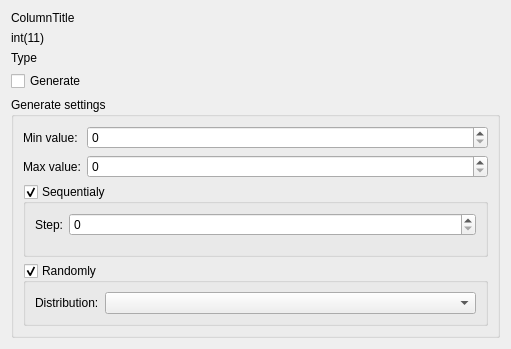
First picture: the form in ui/IntegerSettingsWidget.ui, repository KarKarbI4/test_db_generator, before the edit.
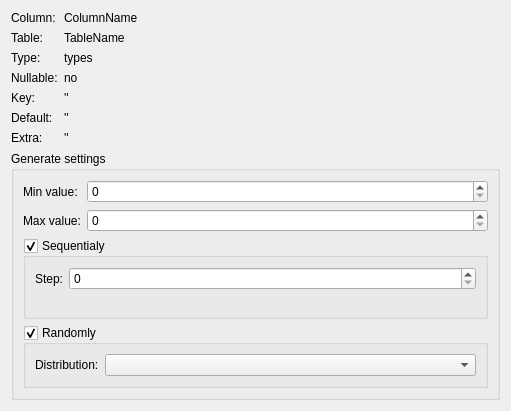
Second picture: the form after the edit.

Commit message: Added Integed Settings Widget, Model and Controller

The edit to the form file:
```diff
--- a/ui/IntegerSettingsWidget.ui
+++ b/ui/IntegerSettingsWidget.ui
@@ -7,7 +7,7 @@
     <x>0</x>
     <y>0</y>
     <width>511</width>
-    <height>349</height>
+    <height>411</height>
    </rect>
   </property>
   <property name="windowTitle">
@@ -15,41 +15,109 @@
   </property>
   <layout class="QVBoxLayout" name="verticalLayout">
    <item>
-    <widget class="QLabel" name="label">
-     <property name="sizePolicy">
-      <sizepolicy hsizetype="Expanding" vsizetype="Preferred">
-       <horstretch>0</horstretch>
-       <verstretch>0</verstretch>
-      </sizepolicy>
-     </property>
-     <property name="text">
-      <string>ColumnTitle</string>
-     </property>
-    </widget>
+    <layout class="QFormLayout" name="infoLayout">
+     <item row="0" column="0">
+      <widget class="QLabel" name="columnNameLabel">
+       <property name="text">
+        <string>Column:</string>
+       </property>
+      </widget>
+     </item>
+     <item row="0" column="1">
+      <widget class="QLabel" name="columnNameValueLabel">
+       <property name="text">
+        <string>ColumnName</string>
+       </property>
+      </widget>
+     </item>
+     <item row="2" column="0">
+      <widget class="QLabel" name="typeLabel">
+       <property name="text">
+        <string>Type:</string>
+       </property>
+      </widget>
+     </item>
+     <item row="2" column="1">
+      <widget class="QLabel" name="typeValueLabel">
+       <property name="text">
+        <string>types</string>
+       </property>
+      </widget>
+     </item>
+     <item row="3" column="1">
+      <widget class="QLabel" name="nullValueLabel">
+       <property name="text">
+        <string>no</string>
+       </property>
+      </widget>
+     </item>
+     <item row="3" column="0">
+      <widget class="QLabel" name="nullLabel">
+       <property name="text">
+        <string>Nullable:</string>
+       </property>
+      </widget>
+     </item>
+     <item row="5" column="0">
+      <widget class="QLabel" name="defaultLabel">
+       <property name="text">
+        <string>Default:</string>
+       </property>
+      </widget>
+     </item>
+     <item row="6" column="0">
+      <widget class="QLabel" name="extraLabel">
+       <property name="text">
+        <string>Extra:</string>
+       </property>
+      </widget>
+     </item>
+     <item row="5" column="1">
+      <widget class="QLabel" name="defaultValueLabel">
+       <property name="text">
+        <string>''</string>
+       </property>
+      </widget>
+     </item>
+     <item row="6" column="1">
+      <widget class="QLabel" name="extraValueLabel">
+       <property name="text">
+        <string>''</string>
+       </property>
+      </widget>
+     </item>
+     <item row="4" column="0">
+      <widget class="QLabel" name="keyLabel">
+       <property name="text">
+        <string>Key:</string>
+       </property>
+      </widget>
+     </item>
+     <item row="4" column="1">
+      <widget class="QLabel" name="keyValueLabel">
+       <property name="text">
+        <string>''</string>
+       </property>
+      </widget>
+     </item>
+     <item row="1" column="0">
+      <widget class="QLabel" name="tableLabel">
+       <property name="text">
+        <string>Table:</string>
+       </property>
+      </widget>
+     </item>
+     <item row="1" column="1">
+      <widget class="QLabel" name="tableValueLabel">
+       <property name="text">
+        <string>TableName</string>
+       </property>
+      </widget>
+     </item>
+    </layout>
    </item>
    <item>
-    <widget class="QLabel" name="label_3">
-     <property name="text">
-      <string>int(11)</string>
-     </property>
-    </widget>
-   </item>
-   <item>
-    <widget class="QLabel" name="label_2">
-     <property name="text">
-      <string>Type</string>
-     </property>
-    </widget>
-   </item>
-   <item>
-    <widget class="QCheckBox" name="checkBox">
-     <property name="text">
-      <string>Generate</string>
-     </property>
-    </widget>
-   </item>
-   <item>
-    <widget class="QGroupBox" name="groupBox">
+    <widget class="QGroupBox" name="settingsGroup">
      <property name="title">
       <string>Generate settings</string>
      </property>
@@ -59,7 +127,7 @@
      <property name="checkable">
       <bool>false</bool>
      </property>
-     <layout class="QFormLayout" name="formLayout">
+     <layout class="QFormLayout" name="settingsGroupLayout">
       <item row="0" column="0">
        <widget class="QLabel" name="label_4">
         <property name="text">
```
Left out of the diff: 26 changed lines with no effect on the pictures. The commit also changes 13 other files.
